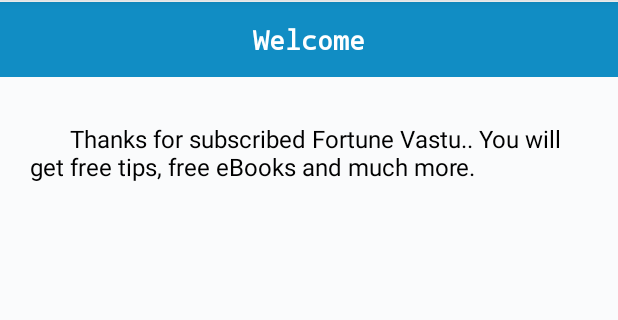
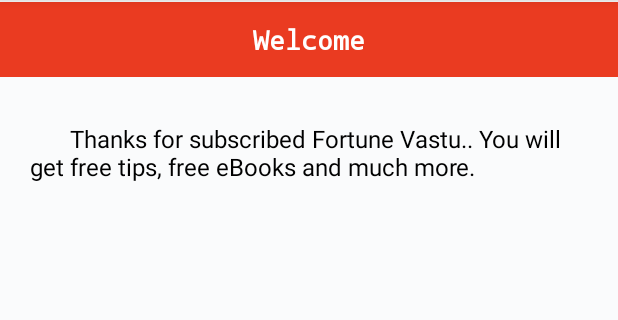
Before and after one commit to nandha-conzat/FortuneVasthu, an Android app: the fragment NotificationFragment shown on its own in the app's theme, on a phone screen of 412 x 824 dp, the part 84-404 px from its top. Run offline under Robolectric (Android 15) with nearby library versions, the phone set to English and light mode, and no system bars.

Commit message:
12 Dec 2016

```diff
--- a/app/src/main/res/layout/fragment_contact_us.xml
+++ b/app/src/main/res/layout/fragment_contact_us.xml
@@ -23,7 +23,7 @@
                 android:textStyle="bold"
                 android:textSize="18dp"
                 android:fontFamily="monospace"
-                android:background="@color/colorTitle"
+                android:background="@color/orange"
                 android:gravity="center"
                 android:layout_marginTop="1dp"
                 android:layout_marginBottom="10dp"
--- a/app/src/main/res/layout/fragment_notification.xml
+++ b/app/src/main/res/layout/fragment_notification.xml
@@ -12,7 +12,7 @@
         android:textStyle="bold"
         android:textSize="18dp"
         android:fontFamily="monospace"
-        android:background="@color/colorTitle"
+        android:background="@color/orange"
         android:gravity="center"
         android:layout_marginTop="1dp"
         android:layout_marginBottom="10dp"
```
Also changed, not shown: 1 other file.
